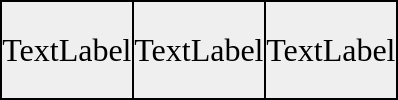
The window that gui/resource_ui_files/statistic_row.ui (Whisky92/Network-Chess-With-AI) describes before a commit, drawn with Qt 5.
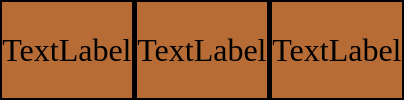
The same window after the commit.

```diff
--- a/gui/resource_ui_files/statistic_row.ui
+++ b/gui/resource_ui_files/statistic_row.ui
@@ -53,9 +53,10 @@
       </font>
      </property>
      <property name="styleSheet">
-      <string notr="true">border-right: 2px solid black;
+      <string notr="true">border-right: 5px solid black;
 border-left: 2px solid black;
-border-bottom: 2px solid black;</string>
+border-bottom: 2px solid black;
+background-color: #B66C34;</string>
      </property>
      <property name="text">
       <string>TextLabel</string>
@@ -74,8 +75,9 @@
       </font>
      </property>
      <property name="styleSheet">
-      <string notr="true">border-right: 2px solid black;
-border-bottom: 2px solid black;</string>
+      <string notr="true">border-right: 5px solid black;
+border-bottom: 2px solid black;
+background-color: #B66C34;</string>
      </property>
      <property name="text">
       <string>TextLabel</string>
@@ -95,7 +97,8 @@
      </property>
      <property name="styleSheet">
       <string notr="true">border-right: 2px solid black;
-border-bottom: 2px solid black;</string>
+border-bottom: 2px solid black;
+background-color: #B66C34;</string>
      </property>
      <property name="text">
       <string>TextLabel</string>
```
